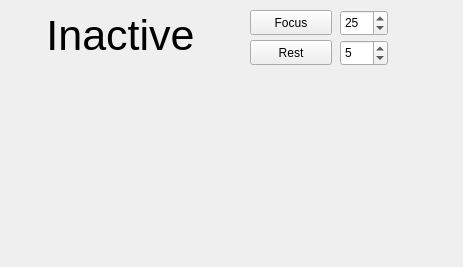
fleutot/pomodoro, file main_window.ui: the form before one commit.
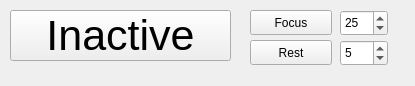
The form after the commit.

Commit message: Minimal modal dialog as notification that period ended

Patch:
```diff
--- a/main_window.ui
+++ b/main_window.ui
@@ -6,8 +6,8 @@
    <rect>
     <x>0</x>
     <y>0</y>
-    <width>463</width>
-    <height>267</height>
+    <width>415</width>
+    <height>86</height>
    </rect>
   </property>
   <property name="windowTitle">
@@ -83,9 +83,6 @@
     <property name="text">
      <string>Inactive</string>
     </property>
-    <property name="flat">
-     <bool>true</bool>
-    </property>
    </widget>
   </widget>
  </widget>
```
Left out of the diff: 5 changed lines with no effect on the pictures. The commit also changes 4 other files.
